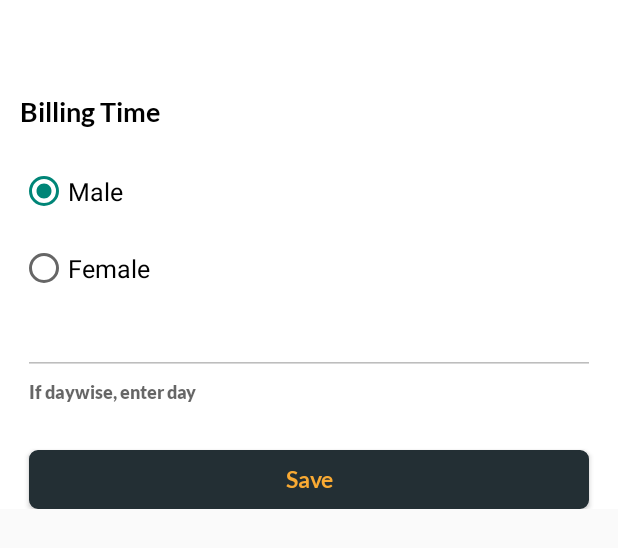
After one commit to mariyarajendran/KotlinAndroid, an Android app: the layout custom_radio_group_billtime.xml on its own in the app's theme, with its tools: preview values and no code run, on a phone screen of 412 x 824 dp. The commit adds this screen. Shown: the top 548 px of the screen. Run offline under Robolectric (Android 15) with nearby library versions, the phone set to English and light mode, and no system bars; Roboto replaces fonts that are not available here.

Commit message:
billing time , additional charge in customer registartion successfully

```diff
--- a/app/src/main/java/absa/cgs/com/ui/screens/mainbaseactivity/MainActivity.kt
+++ b/app/src/main/java/absa/cgs/com/ui/screens/mainbaseactivity/MainActivity.kt
@@ -41,7 +41,7 @@ class MainActivity : BaseActivity(), MainView {
     private fun init() {
         activityComponent().inject(this)
         mainPresenter.attachView(this, this)
-        mainPresenter.getDataFromServer()
+        //mainPresenter.getDataFromServer()
         setSupportActionBar(dashboardToolbar)
         supportActionBar?.title = this.resources.getString(R.string.bottom_nav_customer)
         mainPresenter.addDrawerArrayData()
--- a/app/src/main/java/absa/cgs/com/ui/screens/register/RegistrationView.kt
+++ b/app/src/main/java/absa/cgs/com/ui/screens/register/RegistrationView.kt
@@ -15,6 +15,8 @@ interface RegistrationView : BaseMvpView {
 
     fun onRadioButtonChargeListener(radioButtonListDataModel: List<RadioButtonDataModel>, radioButtonChargeModel: RadioButtonChargeModel)
 
+    fun onRadioButtonBillTimeListener(radioButtonListDataModel: List<RadioButtonDataModel>, radioButtonChargeModel: RadioButtonChargeModel)
+
 
     //boxDetails
     fun getBoxName(): String
--- /dev/null
+++ b/app/src/main/res/layout/custom_radio_group_billtime.xml
@@ -0,0 +1,101 @@
+<?xml version="1.0" encoding="utf-8"?>
+<androidx.constraintlayout.widget.ConstraintLayout xmlns:android="http://schemas.android.com/apk/res/android"
+    xmlns:app="http://schemas.android.com/apk/res-auto"
+    android:layout_width="match_parent"
+    android:layout_height="wrap_content"
+    android:background="@color/colorWhite"
+    android:layout_marginBottom="@dimen/_20sdp"
+    android:orientation="vertical">
+
+    <absa.cgs.com.utils.fonts.CustomTextView
+        android:id="@+id/customRadioGroupBillTimeTileHint"
+        android:layout_width="match_parent"
+        android:layout_height="wrap_content"
+        android:layout_marginLeft="@dimen/_10sdp"
+        android:layout_marginRight="@dimen/_10sdp"
+        android:text="@string/bill_time"
+        android:textColor="@color/colorBlack"
+        android:textSize="@dimen/_14sdp"
+        app:layout_constraintBottom_toBottomOf="parent"
+        app:layout_constraintEnd_toEndOf="parent"
+        app:layout_constraintStart_toStartOf="parent"
+        app:layout_constraintTop_toTopOf="parent"
+        app:layout_constraintVertical_bias="0.2" />
+
+    <RadioGroup
+        android:id="@+id/customRadioGroupBillTime"
+        android:layout_width="match_parent"
+        android:layout_height="wrap_content"
+        android:layout_marginLeft="@dimen/_10sdp"
+        android:layout_marginTop="@dimen/_20sdp"
+        android:layout_marginRight="@dimen/_10sdp"
+        app:layout_constraintEnd_toEndOf="parent"
+        app:layout_constraintStart_toStartOf="parent"
+        app:layout_constraintTop_toBottomOf="@+id/customRadioGroupBillTimeTileHint"
+        app:layout_constraintVertical_bias="0.03">
+
+        <absa.cgs.com.utils.fonts.CustomRadioButton
+            android:id="@+id/customRadioButtonOneBillTime"
+            android:layout_width="match_parent"
+            android:layout_height="wrap_content"
+            android:checked="true"
+            android:text="Male"
+            android:textColor="@color/colorBlack"
+            android:textSize="@dimen/_13sdp" />
+
+
+        <absa.cgs.com.utils.fonts.CustomRadioButton
+            android:id="@+id/customRadioButtonTwoBillTime"
+            android:layout_width="match_parent"
+            android:layout_height="wrap_content"
+            android:layout_marginTop="@dimen/_15sdp"
+            android:text="Female"
+            android:textColor="@color/colorBlack"
+            android:textSize="@dimen/_13sdp" />
+    </RadioGroup>
+
+    <com.google.android.material.textfield.TextInputLayout
+        android:id="@+id/customRadioButtonTextinputBillTimeCharge"
+        android:layout_width="match_parent"
+        android:layout_height="wrap_content"
+        android:layout_marginLeft="10dp"
+        android:layout_marginRight="10dp"
+        android:padding="5dp"
+        android:textColorHint="@color/colorGray55"
+        app:helperText="@string/if_daywise_enter_day"
+        app:layout_constraintEnd_toEndOf="parent"
+        app:layout_constraintStart_toStartOf="parent"
+        app:layout_constraintTop_toBottomOf="@+id/customRadioGroupBillTime">
+
+        <absa.cgs.com.utils.fonts.CustomTextEditText
+            android:id="@+id/customRadioButtonTexteditBillTimeCharge"
+            android:layout_width="match_parent"
+            android:layout_height="wrap_content"
+            android:enabled="false"
+            android:inputType="number"
+            android:text=""
+            android:textColor="@color/colorPrimaryDark"
+            android:textColorHighlight="@color/colorPrimaryDark"
+            android:textColorHint="@color/colorPrimaryDark"
+            android:textColorLink="@color/colorPrimaryDark"
+            android:textSize="16sp" />
+    </com.google.android.material.textfield.TextInputLayout>
+
+    <absa.cgs.com.utils.fonts.CustomButton
+        android:id="@+id/customRadioButtonBillTimeSave"
+        android:layout_width="match_parent"
+        android:layout_height="@dimen/_30sdp"
+        android:layout_marginLeft="@dimen/_15sdp"
+        android:layout_marginTop="@dimen/_20sdp"
+        android:layout_marginRight="@dimen/_15sdp"
+        android:background="@drawable/custom_button"
+        android:text="@string/save"
+        android:textAllCaps="false"
+        android:textColor="@color/colorSecondary"
+        android:textSize="@dimen/_12sdp"
+        app:layout_constraintLeft_toLeftOf="parent"
+        app:layout_constraintRight_toRightOf="parent"
+        app:layout_constraintTop_toBottomOf="@+id/customRadioButtonTextinputBillTimeCharge" />
+
+
+</androidx.constraintlayout.widget.ConstraintLayout>
```
Also changed, not shown: app/src/main/java/absa/cgs/com/di/component/ActivityComponent.kt (+0 -24 lines), app/src/main/java/absa/cgs/com/ui/screens/register/CustomerRegister.kt (+10 -2 lines), app/src/main/java/absa/cgs/com/ui/screens/register/RegistrationPresenter.kt (+13 -1 lines), app/src/main/java/absa/cgs/com/utils/DialogUtils.kt (+123 -44 lines), app/src/main/res/layout/activity_customer_register.xml (+7 -1 lines), app/src/main/res/values/strings.xml (+7 -2 lines).
